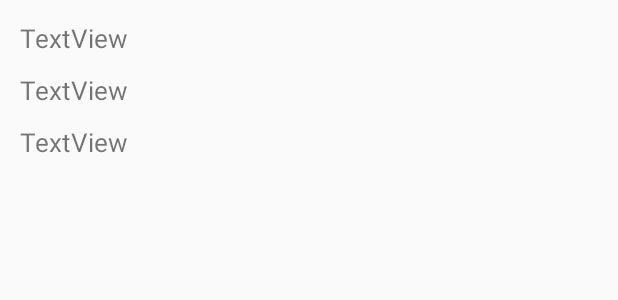
After one commit to atriodata/SmartDeal, an Android app: the layout custom_dialog.xml on its own in the app's theme, with its tools: preview values and no code run, on a phone screen of 412 x 824 dp. The commit adds this screen. Shown: the top 300 px of the screen. Run offline under Robolectric (Android 15) with nearby library versions, the phone set to English and light mode, and no system bars.

Commit message:
price dialog added

```diff
--- /dev/null
+++ b/app/src/main/java/com/atrio/smartdeal/Alert/MyProgressDialog.kt
@@ -0,0 +1,5 @@
+package com.atrio.smartdeal.Alert
+
+/**
+ * Created by Arpita Patel on 21-02-2018.
+ */
--- /dev/null
+++ b/app/src/main/res/layout/custom_dialog.xml
@@ -0,0 +1,51 @@
+<?xml version="1.0" encoding="utf-8"?>
+<android.support.constraint.ConstraintLayout
+    xmlns:android="http://schemas.android.com/apk/res/android"
+    xmlns:app="http://schemas.android.com/apk/res-auto"
+    xmlns:tools="http://schemas.android.com/tools"
+    android:layout_width="match_parent"
+    android:layout_height="match_parent">
+
+    <TextView
+        android:id="@+id/tv_one"
+        android:layout_width="match_parent"
+        android:layout_height="wrap_content"
+        android:layout_marginEnd="8dp"
+        android:layout_marginStart="8dp"
+        android:layout_marginTop="8dp"
+        android:text="TextView"
+        android:textSize="17sp"
+        android:padding="5dp"
+        android:fontFamily="sans-serif"
+        app:layout_constraintEnd_toEndOf="parent"
+        app:layout_constraintStart_toStartOf="parent"
+        app:layout_constraintTop_toTopOf="parent" />
+
+    <TextView
+        android:id="@+id/tv_two"
+        android:layout_width="match_parent"
+        android:layout_height="wrap_content"
+        android:layout_marginEnd="8dp"
+        android:layout_marginStart="8dp"
+        android:text="TextView"
+        android:textSize="17sp"
+        android:padding="5dp"
+        android:fontFamily="sans-serif"
+        app:layout_constraintEnd_toEndOf="parent"
+        app:layout_constraintStart_toStartOf="parent"
+        app:layout_constraintTop_toBottomOf="@+id/tv_one" />
+    <TextView
+        android:id="@+id/tv_three"
+        android:layout_width="match_parent"
+        android:layout_height="wrap_content"
+        android:layout_marginEnd="8dp"
+        android:layout_marginStart="8dp"
+        android:text="TextView"
+        android:textSize="17sp"
+        android:padding="5dp"
+        android:fontFamily="sans-serif"
+        app:layout_constraintEnd_toEndOf="parent"
+        app:layout_constraintStart_toStartOf="parent"
+        app:layout_constraintTop_toBottomOf="@+id/tv_two" />
+
+</android.support.constraint.ConstraintLayout>
```
Also changed, not shown: app/src/main/java/com/atrio/smartdeal/ProductListActivity.kt (+18 -5 lines), app/src/main/java/com/atrio/smartdeal/adapter/DataAdapter.kt (+21 -12 lines), app/src/main/java/com/atrio/smartdeal/model/ProductModel.kt (+4 -4 lines).
